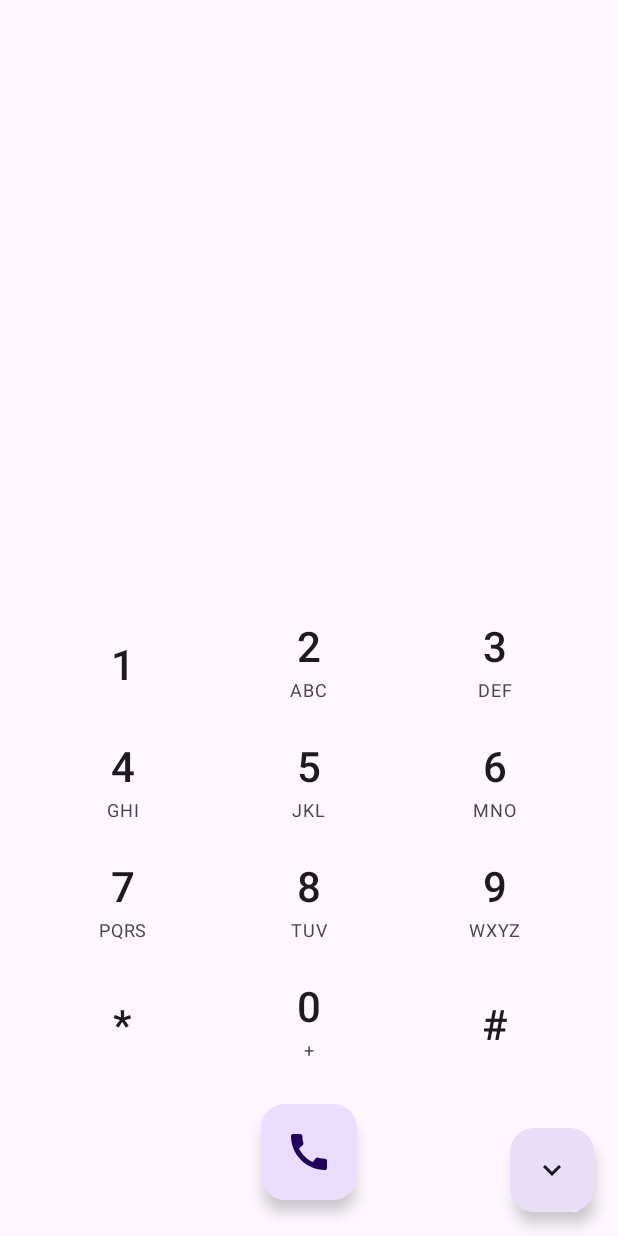
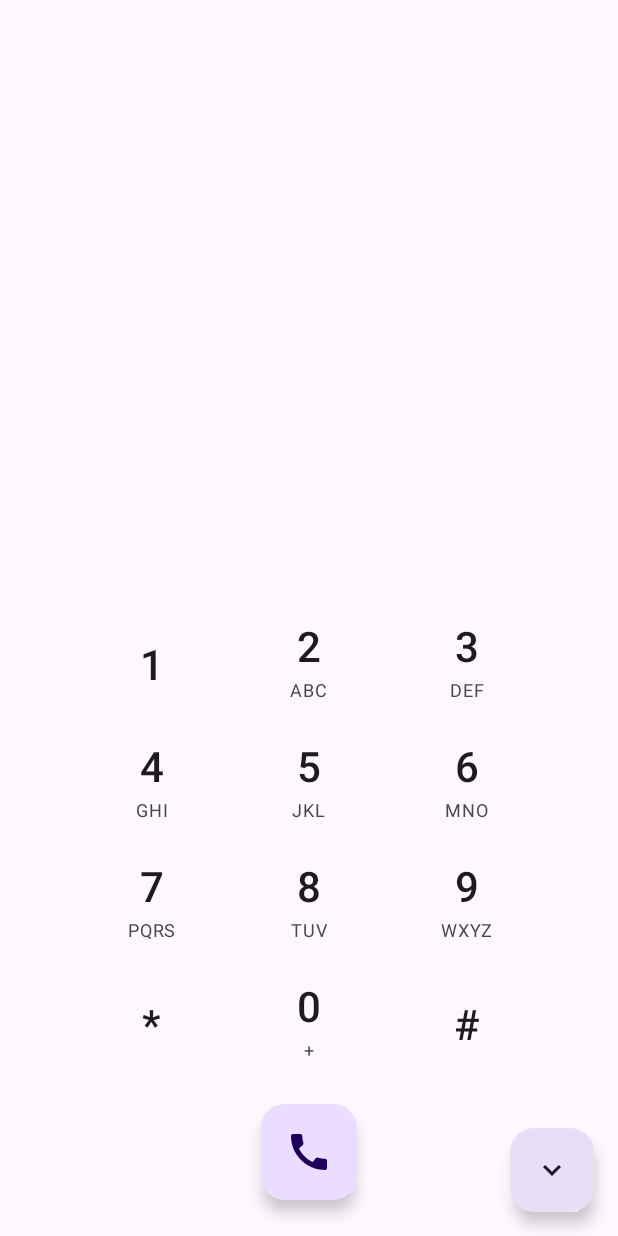
Before and after one commit to aniverse-cloud/Aniverse, an Android app built with Jetpack Compose: the screen it shows after launch (MainActivity), after a tap on "Open Keypad", on a phone screen of 412 x 824 dp. Run offline under Robolectric (Android 15) with nearby library versions, the phone set to English and light mode, and no system bars.

Commit message:
perf: optimize UI for low-end devices and fix nav bar visibility
This commit addresses performance and UX issues reported on low-end
devices. Specifically, the heavy `blur` modifier on the floating
navigation bar was replaced with a semi-transparent surface, and the
keypad grid was refactored from `LazyVerticalGrid` to static
Rows/Columns.

Furthermore, it explicitly hoists the keypad visibility state from
`DialerScreen` to `MainActivity` to ensure the bottom navigation bar
smoothly slides out and disappears whenever the keypad is opened.

Compiled release APK is tracked per user request.

Co-authored-by: aniverse-cloud <208377934+aniverse-cloud@users.noreply.github.com>

```diff
--- a/AnPhone001/app/src/main/java/com/example/dialer/DialerScreen.kt
+++ b/AnPhone001/app/src/main/java/com/example/dialer/DialerScreen.kt
@@ -68,15 +68,11 @@ data class CallLogEntry(
 fun DialerScreen(
     navController: NavController? = null,
     innerPadding: PaddingValues = PaddingValues(0.dp),
+    isKeypadVisible: Boolean = false,
     onKeypadVisibilityChange: ((Boolean) -> Unit)? = null
 ) {
     var phoneNumber by remember { mutableStateOf("") }
-    var isKeypadVisible by remember { mutableStateOf(false) }
     val context = LocalContext.current
-
-    LaunchedEffect(isKeypadVisible) {
-        onKeypadVisibilityChange?.invoke(isKeypadVisible)
-    }
 
     val permissionsState = rememberMultiplePermissionsState(
         permissions = listOf(
@@ -250,25 +246,31 @@ fun DialerScreen(
                         .padding(bottom = innerPadding.calculateBottomPadding() + 16.dp),
                     horizontalAlignment = Alignment.CenterHorizontally
                 ) {
-                    val keys = listOf(
-                        "1" to "", "2" to "ABC", "3" to "DEF",
-                        "4" to "GHI", "5" to "JKL", "6" to "MNO",
-                        "7" to "PQRS", "8" to "TUV", "9" to "WXYZ",
-                        "*" to "", "0" to "+", "#" to ""
+                    val keyRows = listOf(
+                        listOf("1" to "", "2" to "ABC", "3" to "DEF"),
+                        listOf("4" to "GHI", "5" to "JKL", "6" to "MNO"),
+                        listOf("7" to "PQRS", "8" to "TUV", "9" to "WXYZ"),
+                        listOf("*" to "", "0" to "+", "#" to "")
                     )
 
-                    LazyVerticalGrid(
-                        columns = GridCells.Fixed(3),
-                        contentPadding = PaddingValues(horizontal = 32.dp, vertical = 8.dp),
-                        verticalArrangement = Arrangement.spacedBy(8.dp),
-                        horizontalArrangement = Arrangement.spacedBy(24.dp)
+                    // Replaced LazyVerticalGrid with simple Row/Column for better low-end performance
+                    Column(
+                        modifier = Modifier.padding(horizontal = 32.dp, vertical = 8.dp),
+                        verticalArrangement = Arrangement.spacedBy(8.dp)
                     ) {
-                        items(keys) { (number, letters) ->
-                            DialerKey(
-                                number = number,
-                                letters = letters,
-                                onClick = { phoneNumber += number }
-                            )
+                        keyRows.forEach { row ->
+                            Row(
+                                modifier = Modifier.fillMaxWidth(),
+                                horizontalArrangement = Arrangement.SpaceEvenly
+                            ) {
+                                row.forEach { (number, letters) ->
+                                    DialerKey(
+                                        number = number,
+                                        letters = letters,
+                                        onClick = { phoneNumber += number }
+                                    )
+                                }
+                            }
                         }
                     }
 
@@ -306,7 +308,7 @@ fun DialerScreen(
             exit = scaleOut() + fadeOut()
         ) {
             FloatingActionButton(
-                onClick = { isKeypadVisible = true },
+                onClick = { onKeypadVisibilityChange?.invoke(true) },
                 containerColor = MaterialTheme.colorScheme.primaryContainer
             ) {
                 Icon(Icons.Filled.Dialpad, contentDescription = "Open Keypad")
@@ -320,7 +322,7 @@ fun DialerScreen(
             exit = scaleOut() + fadeOut()
         ) {
             FloatingActionButton(
-                onClick = { isKeypadVisible = false },
+                onClick = { onKeypadVisibilityChange?.invoke(false) },
                 containerColor = MaterialTheme.colorScheme.secondaryContainer
             ) {
                 Icon(Icons.Filled.KeyboardArrowDown, contentDescription = "Hide Keypad")
--- a/AnPhone001/app/src/main/java/com/example/dialer/MainActivity.kt
+++ b/AnPhone001/app/src/main/java/com/example/dialer/MainActivity.kt
@@ -39,7 +39,6 @@ import androidx.compose.runtime.*
 import androidx.compose.animation.core.animateFloatAsState
 import androidx.compose.ui.Alignment
 import androidx.compose.ui.Modifier
-import androidx.compose.ui.draw.blur
 import androidx.compose.ui.draw.clip
 import androidx.compose.ui.graphics.Color
 import androidx.compose.ui.graphics.vector.ImageVector
@@ -153,20 +152,23 @@ fun DialerApp(navController: NavHostController) {
     val navBackStackEntry by navController.currentBackStackEntryAsState()
     val currentRoute = navBackStackEntry?.destination?.route
 
-    var isBottomBarVisible by remember { mutableStateOf(true) }
+    // Explicitly hoist keypad state here to fix navigation bar disappear issue reliably
+    var isKeypadVisible by remember { mutableStateOf(false) }
 
     Scaffold(
         bottomBar = {
-            // Show bottom bar only on top-level screens
+            // Show bottom bar only on top-level screens and when keypad is NOT visible
+            val showBottomBar = !isKeypadVisible && (currentRoute in items.map { it.route })
             AnimatedVisibility(
-                visible = isBottomBarVisible && currentRoute in items.map { it.route },
-                enter = slideInVertically(initialOffsetY = { it }) + fadeIn(),
-                exit = slideOutVertically(targetOffsetY = { it }) + fadeOut()
+                visible = showBottomBar,
+                enter = slideInVertically(initialOffsetY = { it }, animationSpec = tween(250)) + fadeIn(animationSpec = tween(250)),
+                exit = slideOutVertically(targetOffsetY = { it }, animationSpec = tween(250)) + fadeOut(animationSpec = tween(250))
             ) {
                 FloatingNavigationBar(
                     items = items,
                     currentRoute = currentRoute,
                     onItemClick = { screen ->
+                        isKeypadVisible = false // Close keypad when switching tabs
                         navController.navigate(screen.route) {
                             popUpTo(navController.graph.findStartDestination().id) {
                                 saveState = true
@@ -179,18 +181,15 @@ fun DialerApp(navController: NavHostController) {
             }
         }
     ) { innerPadding ->
-        // On CallScreen, we ignore inner padding to allow full edge-to-edge drawing
-        // We pass the modifier as-is because we are sending innerPadding into screens
-        // rather than padding the entire NavHost (which prevents glassmorphism overlay effects).
         val modifier = Modifier
 
         NavHost(navController, startDestination = Screen.Dialer.route, modifier) {
-            // Pass innerPadding down so bottom lists are not obscured by the floating nav bar
             composable(Screen.Dialer.route) {
                 DialerScreen(
                     navController = navController,
                     innerPadding = innerPadding,
-                    onKeypadVisibilityChange = { visible -> isBottomBarVisible = !visible }
+                    isKeypadVisible = isKeypadVisible,
+                    onKeypadVisibilityChange = { visible -> isKeypadVisible = visible }
                 )
             }
             composable(Screen.Contacts.route) { ContactsScreen(innerPadding = innerPadding) }
@@ -224,24 +223,12 @@ fun FloatingNavigationBar(
             .padding(horizontal = 16.dp, vertical = 16.dp),
         contentAlignment = Alignment.Center
     ) {
-        // Implement glassmorphism-like background overlay effect
-        Box(
-            modifier = Modifier.fillMaxWidth(),
-            contentAlignment = Alignment.Center
-        ) {
-            // Background blur layer
-            Box(
-                modifier = Modifier
-                    .matchParentSize()
-                    .clip(CircleShape)
-                    .blur(16.dp)
-                    .background(Color(0xCCFFFFFF)) // Milky white effect
-            )
+        // Removed heavy 'blur' modifier for low-end phone optimization
         Surface(
             modifier = Modifier.fillMaxWidth(),
             shape = CircleShape,
             shadowElevation = 8.dp,
-                color = Color.Transparent
+            color = MaterialTheme.colorScheme.surfaceVariant.copy(alpha = 0.95f) // Optimized transparent look
         ) {
             Row(
                 modifier = Modifier.fillMaxWidth().padding(horizontal = 8.dp, vertical = 8.dp),
@@ -252,16 +239,16 @@ fun FloatingNavigationBar(
                     val selected = currentRoute == screen.route
                     val backgroundColor by animateColorAsState(
                         targetValue = if (selected) MaterialTheme.colorScheme.primaryContainer else Color.Transparent,
-                        animationSpec = tween(durationMillis = 300)
+                        animationSpec = tween(durationMillis = 200) // Faster animation for low-end
                     )
                     val contentColor by animateColorAsState(
                         targetValue = if (selected) MaterialTheme.colorScheme.onPrimaryContainer else MaterialTheme.colorScheme.onSurfaceVariant,
-                        animationSpec = tween(durationMillis = 300)
+                        animationSpec = tween(durationMillis = 200)
                     )
 
                     val itemWeight by animateFloatAsState(
                         targetValue = if (selected) 2f else 1f,
-                        animationSpec = tween(durationMillis = 300)
+                        animationSpec = tween(durationMillis = 200)
                     )
 
                     Row(
@@ -294,4 +281,3 @@ fun FloatingNavigationBar(
         }
     }
 }
-}
```
Also changed, not shown: 3 other files. Lines whose indentation alone changed are shown as unchanged.
